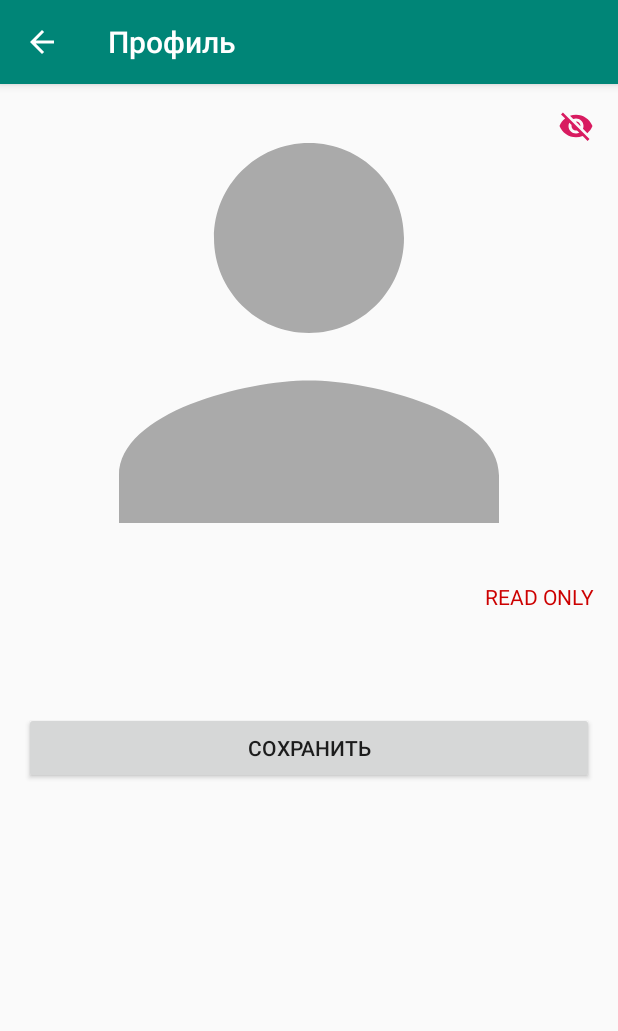
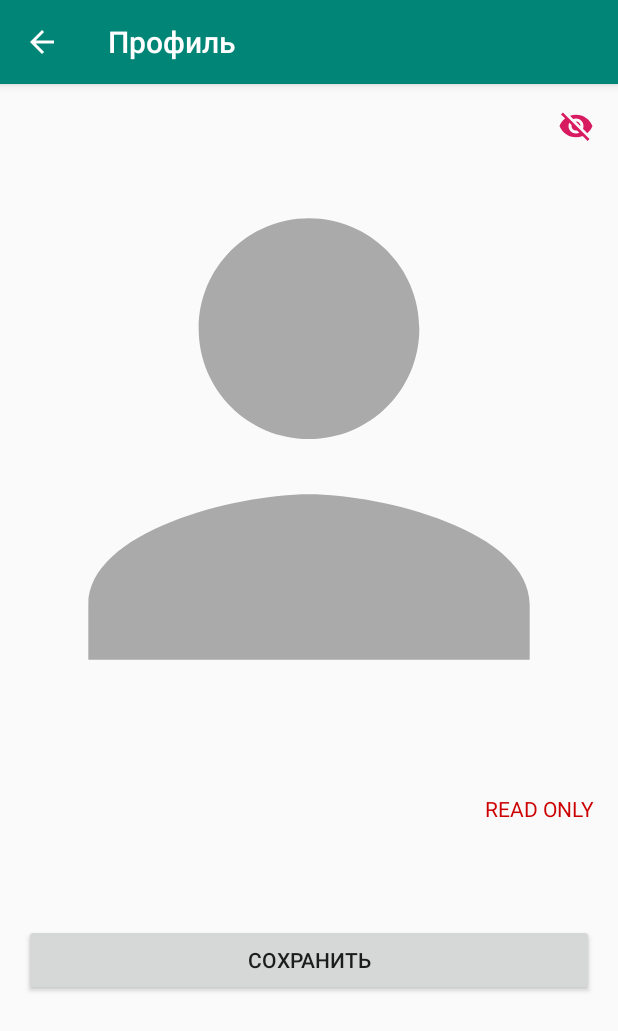
Before and after one commit to Saturn33/tribune, an Android app: the ProfileActivity screen opened directly, with no data from a screen before it, on a phone screen of 412 x 824 dp. Shown: the top 1031 px of the screen. Run offline under Robolectric (Android 15) with nearby library versions, the phone set to English and light mode, and no system bars; pictures from the network do not load.

Commit message:
Ограничение высоты аватара в профиле до 60%

```diff
--- a/app/src/main/res/layout/activity_profile.xml
+++ b/app/src/main/res/layout/activity_profile.xml
@@ -10,10 +10,10 @@
     <ImageView
         android:id="@+id/avatarImg"
         android:layout_width="match_parent"
-        android:layout_height="wrap_content"
+        android:layout_height="0dp"
+        app:layout_constraintHeight_percent="0.6"
         android:adjustViewBounds="true"
         android:contentDescription="@string/author_avatar"
-        android:maxHeight="300dp"
         android:scaleType="centerCrop"
         android:src="@drawable/ic_person"
         app:layout_constraintEnd_toEndOf="parent"
```
